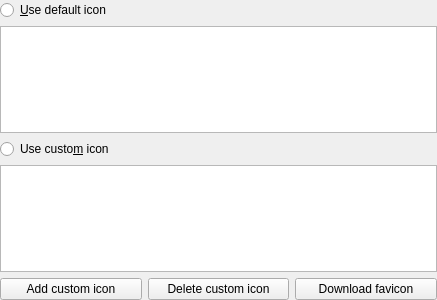
Before: the Qt Designer form src/gui/EditWidgetIcons.ui in keepassxreboot/keepassxc, drawn with Qt 5.
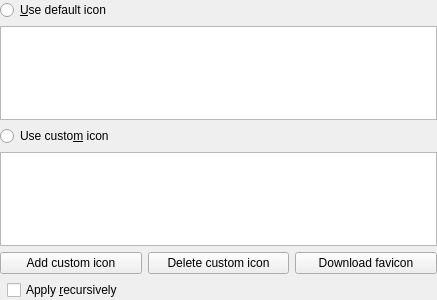
After: the same form once the commit is applied.

Commit message: Allow setting icons recursively

The edit to the form file:
```diff
--- a/src/gui/EditWidgetIcons.ui
+++ b/src/gui/EditWidgetIcons.ui
@@ -112,6 +112,24 @@
      </item>
     </layout>
    </item>
+   <item>
+   <layout class="QHBoxLayout" name="applyRecursivelyHorizontalLayout">
+    <item>
+     <spacer name="horizontalSpacer">
+      <property name="orientation">
+       <enum>Qt::Horizontal</enum>
+      </property>
+     </spacer>
+    </item>
+    <item>
+     <widget class="QCheckBox" name="applyRecursivelyCheckBox">
+      <property name="text">
+       <string>Apply &amp;recursively</string>
+      </property>
+     </widget>
+    </item>
+   </layout>
+   </item>
   </layout>
  </widget>
  <tabstops>
```
Left out of the diff: 3 changed lines with no effect on the pictures. The commit also changes 8 other files.
